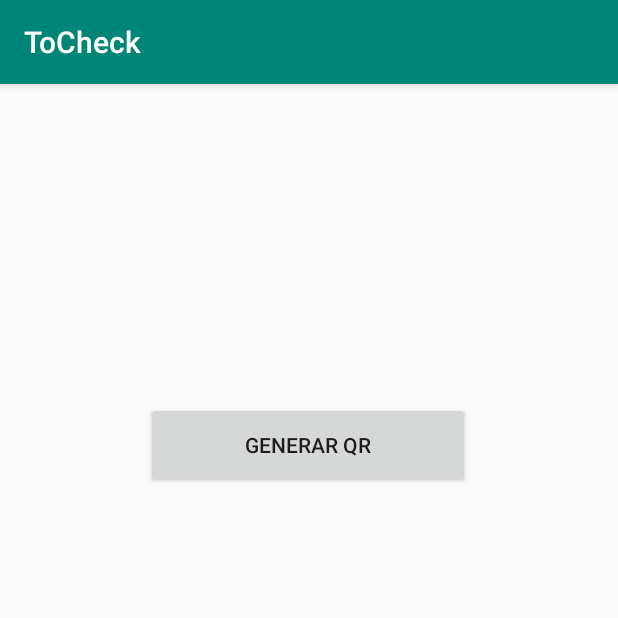
After one commit to ecalventesilva/ToCheck, an Android app: the PantallaQR screen opened directly, with no data from a screen before it, on a phone screen of 412 x 824 dp, the top half of it. The commit adds this screen. Run offline under Robolectric (Android 15) with nearby library versions, the phone set to English and light mode, and no system bars.

Commit message:
v7
Creado Layout:PantallaQR. Conectado "primeraPantallaAndroid" con la "pantallaQR".

```diff
--- a/app/src/main/AndroidManifest.xml
+++ b/app/src/main/AndroidManifest.xml
@@ -9,20 +9,20 @@
         android:roundIcon="@mipmap/ic_launcher_round"
         android:supportsRtl="true"
         android:theme="@style/AppTheme">
-        <activity android:name=".RegistroUsuario"></activity>
+        <activity android:name=".PantallaQR"></activity>
+        <activity android:name=".RegistroUsuario" />
         <activity android:name=".PrimeraPantallaAdmin" />
         <activity android:name=".PrimeraPantallaUsuario" />
         <activity android:name=".InicioAdmin" />
         <activity android:name=".InicioUsuario" />
-        <activity android:name=".MainActivity"
+        <activity
+            android:name=".MainActivity"
             android:theme="@style/SplashTheme">
-
             <intent-filter>
                 <action android:name="android.intent.action.MAIN" />
+
                 <category android:name="android.intent.category.LAUNCHER" />
             </intent-filter>
-
-
         </activity>
     </application>
 
--- /dev/null
+++ b/app/src/main/java/com/example/tocheck/PantallaQR.java
@@ -0,0 +1,14 @@
+package com.example.tocheck;
+
+import androidx.appcompat.app.AppCompatActivity;
+
+import android.os.Bundle;
+
+public class PantallaQR extends AppCompatActivity {
+
+    @Override
+    protected void onCreate(Bundle savedInstanceState) {
+        super.onCreate(savedInstanceState);
+        setContentView(R.layout.activity_pantalla_qr);
+    }
+}
--- a/app/src/main/java/com/example/tocheck/PrimeraPantallaAdmin.java
+++ b/app/src/main/java/com/example/tocheck/PrimeraPantallaAdmin.java
@@ -2,7 +2,9 @@ package com.example.tocheck;
 
 import androidx.appcompat.app.AppCompatActivity;
 
+import android.content.Intent;
 import android.os.Bundle;
+import android.view.View;
 
 public class PrimeraPantallaAdmin extends AppCompatActivity {
 
@@ -11,4 +13,9 @@ public class PrimeraPantallaAdmin extends AppCompatActivity {
         super.onCreate(savedInstanceState);
         setContentView(R.layout.activity_primera_pantalla_admin);
     }
+
+    public void pantallaQR(View view) {
+        Intent intent = new Intent(this, PantallaQR.class);
+        this.startActivity(intent);
+    }
 }
--- /dev/null
+++ b/app/src/main/res/layout/activity_pantalla_qr.xml
@@ -0,0 +1,19 @@
+<?xml version="1.0" encoding="utf-8"?>
+<androidx.constraintlayout.widget.ConstraintLayout xmlns:android="http://schemas.android.com/apk/res/android"
+    xmlns:app="http://schemas.android.com/apk/res-auto"
+    xmlns:tools="http://schemas.android.com/tools"
+    android:layout_width="match_parent"
+    android:layout_height="match_parent"
+    tools:context=".PantallaQR">
+
+    <Button
+        android:id="@+id/button"
+        android:layout_width="216dp"
+        android:layout_height="57dp"
+        android:layout_marginTop="212dp"
+        android:text="GENERAR QR"
+        app:layout_constraintEnd_toEndOf="parent"
+        app:layout_constraintHorizontal_bias="0.498"
+        app:layout_constraintStart_toStartOf="parent"
+        app:layout_constraintTop_toTopOf="parent" />
+</androidx.constraintlayout.widget.ConstraintLayout>
--- a/app/src/main/res/layout/activity_primera_pantalla_admin.xml
+++ b/app/src/main/res/layout/activity_primera_pantalla_admin.xml
@@ -12,6 +12,7 @@
         android:layout_height="51dp"
         android:layout_marginBottom="24dp"
         android:text="QR"
+        android:onClick="pantallaQR"
         app:layout_constraintBottom_toTopOf="@+id/buttonTrabajadoresActivos"
         app:layout_constraintEnd_toEndOf="parent"
         app:layout_constraintHorizontal_bias="0.495"
```
